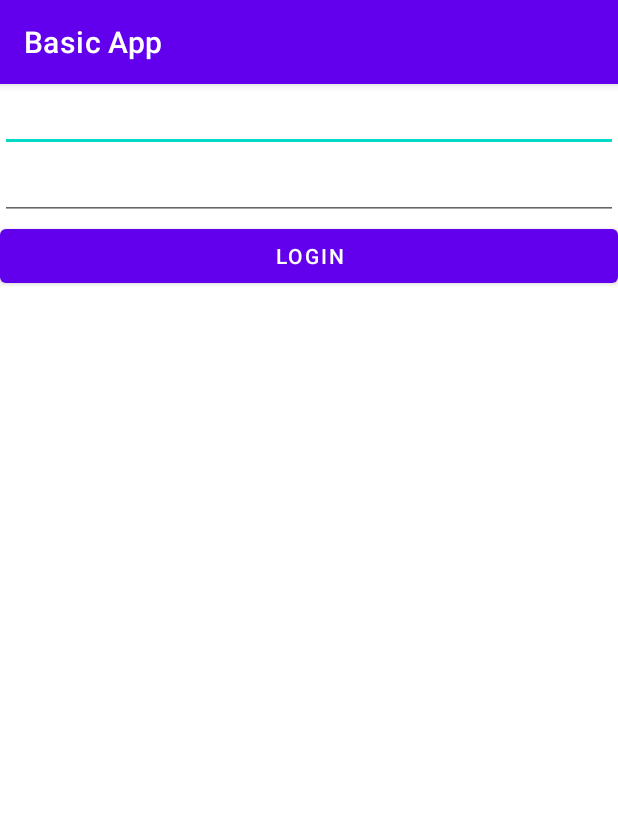
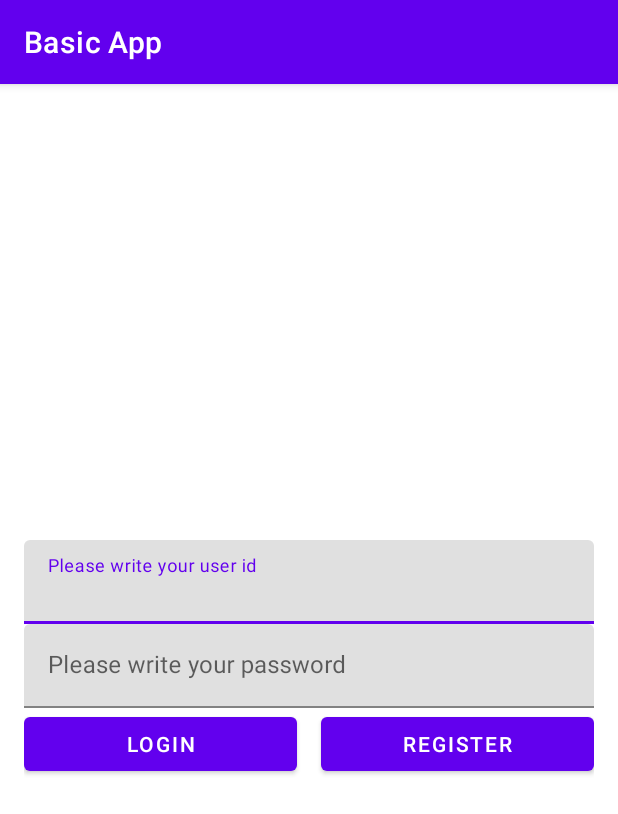
Before and after one commit to randomizerz/basicapp, an Android app: the screen it shows after launch (MainActivity), on a phone screen of 412 x 824 dp. Shown: the top 814 px of the screen. Run offline under Robolectric (Android 15) with nearby library versions, the phone set to English and light mode, and no system bars.

Commit message:
enhanced login screen.

```diff
--- a/app/src/main/res/layout/activity_main.xml
+++ b/app/src/main/res/layout/activity_main.xml
@@ -3,21 +3,50 @@
     xmlns:tools="http://schemas.android.com/tools"
     android:layout_width="match_parent"
     android:layout_height="match_parent"
+    android:gravity="center_vertical"
     android:orientation="vertical"
+    android:padding="16dp"
     tools:context=".MainActivity">
 
-    <EditText
-        android:id="@+id/et_username"
+    <com.google.android.material.textfield.TextInputLayout
         android:layout_width="match_parent"
-        android:layout_height="wrap_content" />
+        android:layout_height="wrap_content">
 
-    <EditText
-        android:id="@+id/et_password"
+        <EditText
+            android:id="@+id/et_username"
+            android:layout_width="match_parent"
+            android:layout_height="wrap_content"
+            android:hint="@string/username" />
+    </com.google.android.material.textfield.TextInputLayout>
+
+    <com.google.android.material.textfield.TextInputLayout
         android:layout_width="match_parent"
-        android:layout_height="wrap_content" />
+        android:layout_height="wrap_content">
 
-    <Button
+        <EditText
+            android:id="@+id/et_password"
+            android:layout_width="match_parent"
+            android:layout_height="wrap_content"
+            android:hint="@string/password"
+            android:inputType="textPassword" />
+    </com.google.android.material.textfield.TextInputLayout>
+
+    <LinearLayout
         android:layout_width="match_parent"
         android:layout_height="wrap_content"
-        android:text="@string/login" />
+        android:orientation="horizontal">
+
+        <Button
+            android:layout_width="0dp"
+            android:layout_height="wrap_content"
+            android:layout_marginEnd="16dp"
+            android:layout_weight="1"
+            android:text="@string/login" />
+
+        <Button
+            android:layout_width="0dp"
+            android:layout_height="wrap_content"
+            android:layout_weight="1"
+            android:text="@string/register" />
+    </LinearLayout>
 </LinearLayout>
--- a/app/src/main/res/values/strings.xml
+++ b/app/src/main/res/values/strings.xml
@@ -1,4 +1,7 @@
 <resources>
     <string name="app_name">Basic App</string>
     <string name="login">Login</string>
+    <string name="register">Register</string>
+    <string name="username">Please write your user id</string>
+    <string name="password">Please write your password</string>
 </resources>
```
